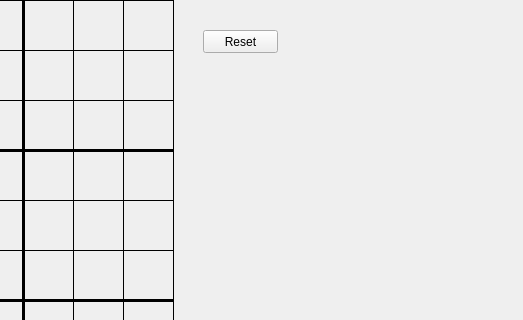
Old version of the form Sudoku/dlg_home.ui in the repository ElliotHarding/Sudoku; both pictures show x 277 to 800 and y 0 to 320 of the 800 by 600 pixel window.
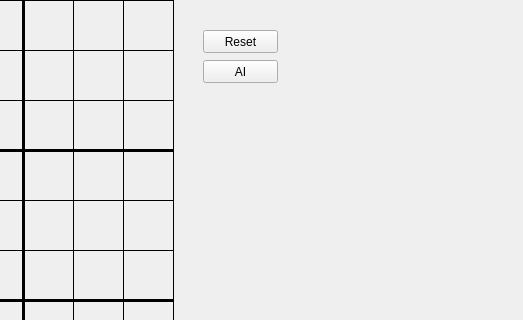
New version of the form.

Commit message: Starting on AI

```diff
--- a/Sudoku/dlg_home.ui
+++ b/Sudoku/dlg_home.ui
@@ -347,6 +347,19 @@
      <string>Reset</string>
     </property>
    </widget>
+   <widget class="QPushButton" name="btn_ai">
+    <property name="geometry">
+     <rect>
+      <x>480</x>
+      <y>60</y>
+      <width>75</width>
+      <height>23</height>
+     </rect>
+    </property>
+    <property name="text">
+     <string>AI</string>
+    </property>
+   </widget>
   </widget>
   <widget class="QMenuBar" name="menubar">
    <property name="geometry">
```
The commit also changes 2 other files.
